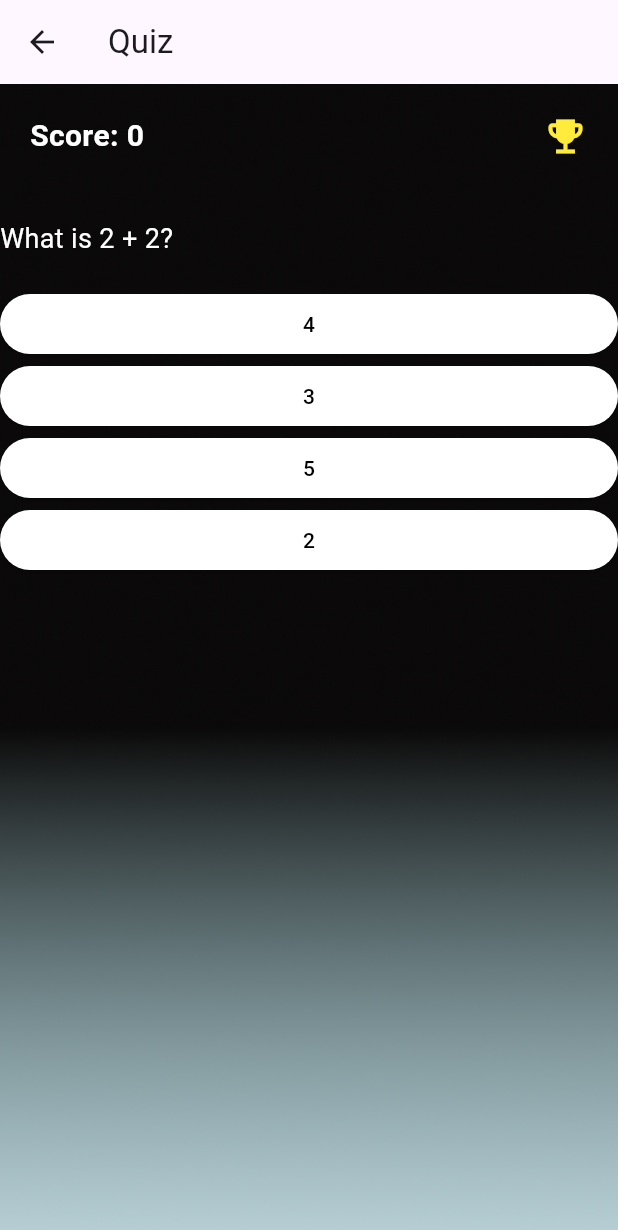
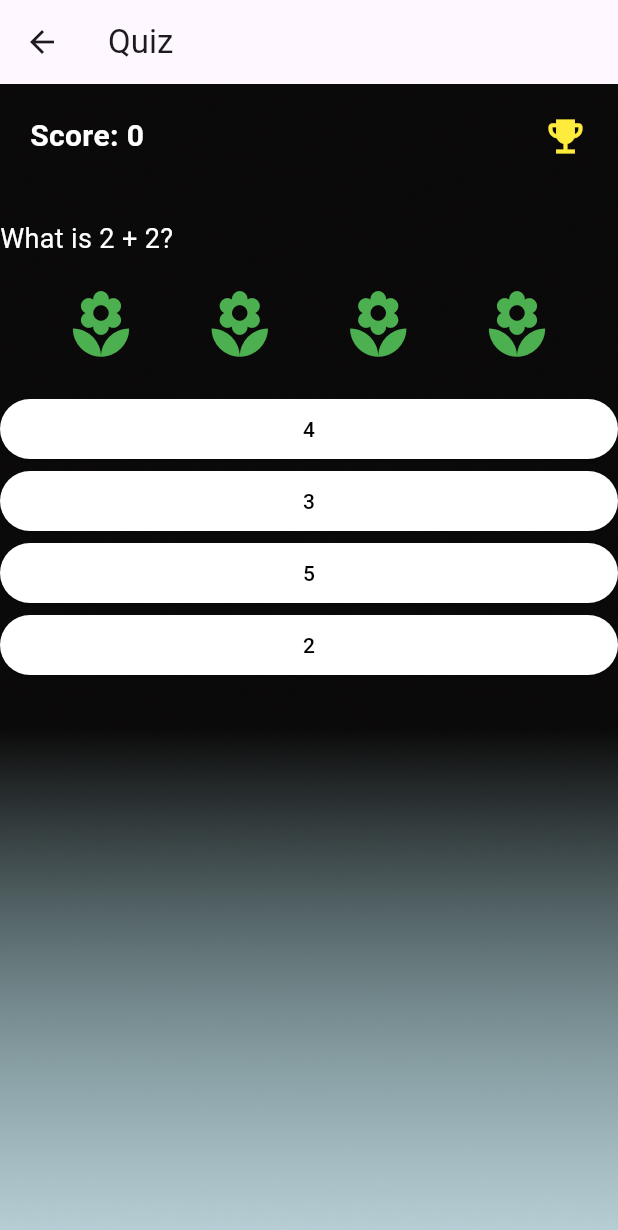
Before and after one commit to RohanL1/op_games, a Flutter app: the QuizPage screen opened directly, on a phone screen of 412 x 824 dp. Shown: the top 1230 px of the screen. Run offline on Flutter 3.47's test engine with Material 3 defaults, Android fonts, the phone set to English and light mode, and no system bars.

Commit message:
changes to Op/Q

```diff
--- a/lib/OpMatchGame.dart
+++ b/lib/OpMatchGame.dart
@@ -17,7 +17,7 @@ class _OperatorsMatchingGamePageState
   final Map<String, String> operators = {
     'Add': '+',
     'Subtract': '-',
-    'Multiply': '*',
+    'Multiply': '×',
     'Divide': '/',
   };
 
@@ -99,7 +99,7 @@ class _OperatorsMatchingGamePageState
         child: Text(
           operator,
           style: TextStyle(
-            fontSize: 20,
+            fontSize: 26,
             fontWeight: FontWeight.bold,
           ),
         ),
@@ -128,7 +128,7 @@ class _OperatorsMatchingGamePageState
         child: Text(
           symbol,
           style: TextStyle(
-            fontSize: 20,
+            fontSize: 26,
             fontWeight: FontWeight.bold,
           ),
         ),
@@ -180,11 +180,11 @@ class _OperatorsMatchingGamePageState
                   ),
                 ],
               ),
-              SizedBox(height: 20),
+              SizedBox(height: 24),
               Text(
                 'Score: ${score > 100 ? 100 : score}',
                 style: TextStyle(
-                  fontSize: 24,
+                  fontSize: 26,
                   fontWeight: FontWeight.bold,
                   color: Colors.white,
                 ),
--- a/lib/Quiz_page.dart
+++ b/lib/Quiz_page.dart
@@ -21,16 +21,32 @@ class _QuizPageState extends State<QuizPage> {
       questionText: 'What is 2 + 2?',
       options: ['4', '3', '5', '2'],
       correctAnswer: '4',
+      icons: [
+        Icons.local_florist,
+        Icons.local_florist,
+        Icons.local_florist,
+        Icons.local_florist,
+      ],
     ),
     Question(
       questionText: 'What is 5 - 3?',
       options: ['2', '3', '4', '5'],
       correctAnswer: '2',
+      icons: [
+        Icons.local_florist,
+        Icons.local_florist,
+      ],
     ),
     Question(
       questionText: 'What is 3 * 4?',
       options: ['10', '12', '14', '8'],
       correctAnswer: '12',
+      icons: [
+        Icons.local_florist,
+        Icons.local_florist,
+        Icons.local_florist,
+        Icons.local_florist,
+      ],
     ),
   ];
 
@@ -97,18 +113,32 @@ class _QuizPageState extends State<QuizPage> {
                 ),
               ),
               SizedBox(height: 20),
+              Row(
+                mainAxisAlignment: MainAxisAlignment.spaceEvenly,
+                children: List.generate(
+                  questions[currentQuestionIndex].icons.length,
+                      (index) => Icon(
+                    questions[currentQuestionIndex].icons[index],
+                    size: 50,
+                    color: Colors.green, // Change color as needed
+                  ),
+                ),
+              ),
+              SizedBox(height: 20),
               ...List.generate(
                 questions[currentQuestionIndex].options.length,
                     (index) => ElevatedButton(
                   onPressed: () {
-                    checkAnswer(questions[currentQuestionIndex].options[index]);
+                    checkAnswer(
+                        questions[currentQuestionIndex].options[index]);
                   },
                   child: Text(
                     questions[currentQuestionIndex].options[index],
                     style: TextStyle(color: Colors.black),
                   ),
                   style: ButtonStyle(
-                    backgroundColor: MaterialStateProperty.all(CommonDesign.primaryColor),
+                    backgroundColor:
+                    MaterialStateProperty.all(CommonDesign.primaryColor),
                   ),
                 ),
               ),
@@ -124,10 +154,12 @@ class Question {
   final String questionText;
   final List<String> options;
   final String correctAnswer;
+  final List<IconData> icons;
 
   Question({
     required this.questionText,
     required this.options,
     required this.correctAnswer,
+    required this.icons,
   });
 }
```
